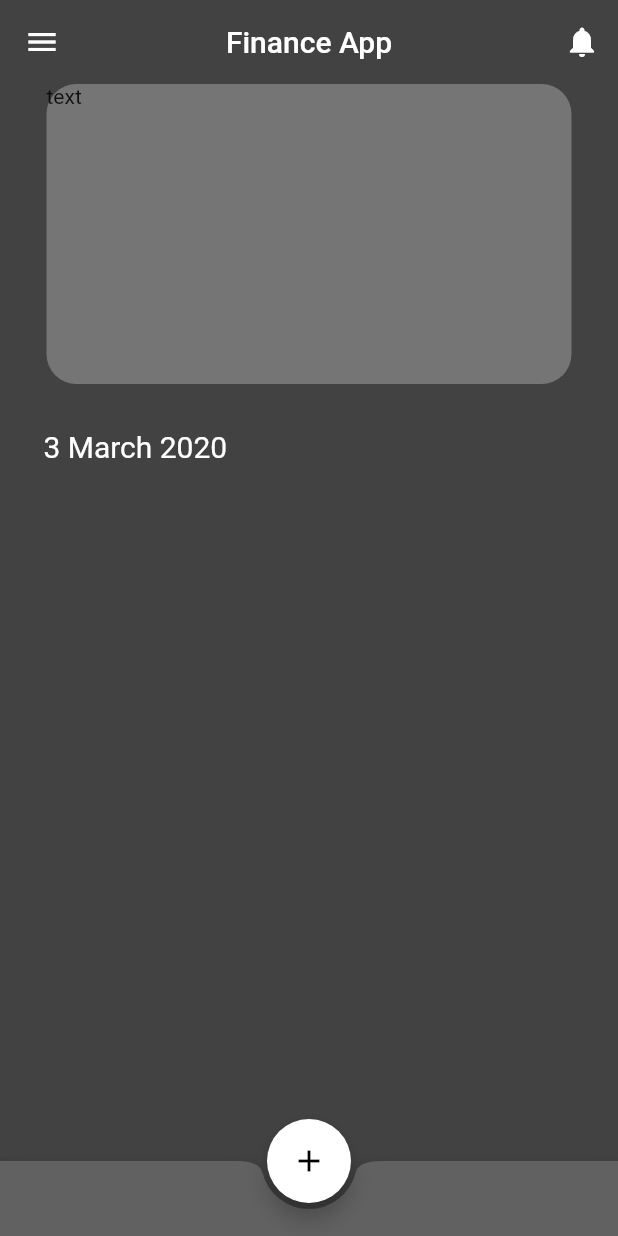
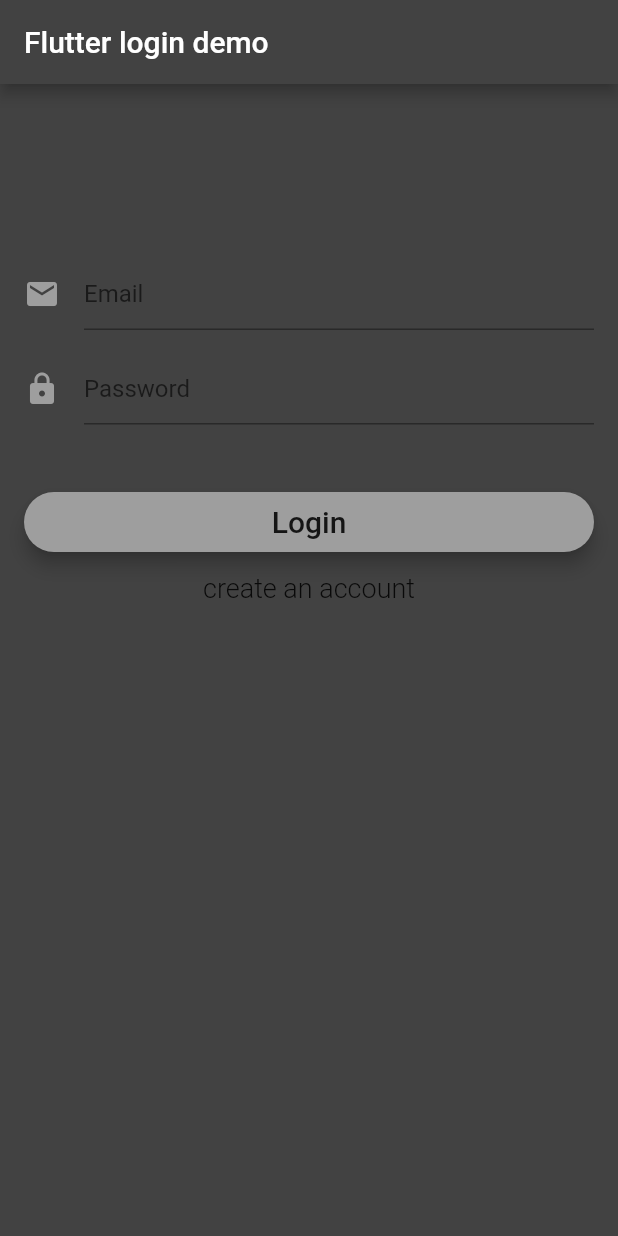
Before and after one commit to MidasVH/finance-app-layout, a Flutter app: the screen it shows after launch, on a phone screen of 412 x 824 dp. Run offline on Flutter 3.47's test engine with Material 2 defaults, Android fonts, the phone set to English and light mode, and no system bars; our stand-ins replace charts_flutter, cloud_firestore, firebase_auth; accounts and stored records are empty.

Commit message:
added auth

```diff
--- a/lib/model/Expense.dart
+++ b/lib/model/Expense.dart
@@ -1,5 +1,4 @@
 import 'package:cloud_firestore/cloud_firestore.dart';
-import 'package:flutter/material.dart';
 class Expense {
   final String name;
   final double price;
--- /dev/null
+++ b/lib/screens/login-page.dart
@@ -0,0 +1,225 @@
+import 'package:finance_layout_test/services/authentication.dart';
+import 'package:flutter/material.dart';
+
+class LoginPage extends StatefulWidget {
+  final BaseAuth auth;
+  final VoidCallback loginCallback;
+
+  LoginPage({this.auth, this.loginCallback});
+
+  @override
+  _LoginState createState() => new _LoginState();
+}
+
+class _LoginState extends State<LoginPage> {
+  final _formKey = new GlobalKey<FormState>();
+
+  String _email;
+  String _password;
+  String _errorMessage;
+
+  bool _isLoginForm;
+  bool _isLoading;
+
+  @override
+  void initState() {
+    _errorMessage = "";
+    _isLoading = false;
+    _isLoginForm = true;
+    super.initState();
+  }
+
+  bool validateAndSave() {
+    final form = _formKey.currentState;
+    if(form.validate()) {
+      form.save();
+      return true;
+    }
+    return false;
+  }
+
+  void validateAndSubmit() async {
+    setState(() {
+      _errorMessage = "";
+      _isLoading = true;
+    });
+    if(validateAndSave()) {
+      String userId = "";
+      try{
+        if(_isLoginForm) {
+          userId = await widget.auth.signIn(_email, _password);
+          print('Signed in with $userId');
+        } else {
+          userId = await widget.auth.signUp(_email, _password);
+          print('signed up with $userId');
+        }
+        setState(() {
+          _isLoading = false;
+        });
+        if(userId.length > 0 && userId != null && _isLoading) {
+          widget.loginCallback();
+        }
+      } catch(e) {
+        print('Error: $e');
+        setState(() {
+          _isLoading = false;
+          _errorMessage = e.message;
+          _formKey.currentState.reset();
+        });
+      }
+    }
+  }
+
+  @override
+  Widget build(BuildContext context) {
+    return Scaffold(
+      backgroundColor: Colors.grey[800],
+      appBar: new AppBar(
+        title: new Text("Flutter login demo"),
+      ),
+      body: Stack(
+          children: <Widget>[
+            _showForm(),
+            //showCircularProgress(),
+          ],
+        )
+    );
+  }
+
+  Widget _showForm() {
+    return new Container(
+      padding: const EdgeInsets.all(16.0),
+      child: new Form(
+        key: _formKey,
+        child: new ListView(
+          shrinkWrap: true,
+          children: <Widget>[
+            showEmailInput(),
+            showPasswordInput(),
+            showPrimaryButton(),
+            showSecondaryButton(),
+            showErrorMessage(),
+          ]
+        )
+      ),
+    );
+  }
+
+  Widget showCircularProgress() {
+    if(_isLoading) {
+      return Center(child: CircularProgressIndicator());
+    }
+    return Container(
+      height: 0.0,
+      width: 0.0,
+    );
+  }
+
+  Widget showEmailInput() {
+    return Padding(
+      padding: const EdgeInsets.fromLTRB(0.0, 100.0, 0.0, 0.0),
+      child: new TextFormField(
+        maxLines: 1,
+        keyboardType: TextInputType.emailAddress,
+        autofocus: false,
+        decoration: InputDecoration(
+          hintText: 'Email',
+          icon: new Icon(
+            Icons.email,
+            color: Colors.grey,
+          ),
+
+        ),
+        validator: (value) => value.isEmpty ? 'Email cannot be empty' : null,
+        onSaved: (value) => _email = value.trim(),
+      ),
+    );
+  }
+
+  Widget showPasswordInput(){
+    return Padding(
+      padding: const EdgeInsets.only(top: 15.0),
+      child: new TextFormField(
+        maxLines: 1,
+        obscureText: true,
+        autofocus: false,
+        decoration: new InputDecoration(
+          hintText: 'Password',
+          icon: new Icon(
+            Icons.lock,
+            color: Colors.grey,
+          ),
+          fillColor: Colors.white
+        ),
+        validator: (value) => value.isEmpty ? 'Password cannot be empty' : null,
+        onSaved: (value) => _password = value.trim()
+      )
+    );
+  }
+
+  Widget showPrimaryButton(){
+    return new Padding(
+      padding: EdgeInsets.only(top: 45.0),
+      child: SizedBox(
+        height: 40.0,
+        child: RaisedButton(
+          elevation: 5.0,
+          shape: new RoundedRectangleBorder(
+            borderRadius: new BorderRadius.circular(30.0)
+          ),
+          color: Colors.grey,
+          child: new Text(
+            _isLoginForm ? 'Login' : 'Create account',
+            style: new TextStyle(
+              fontSize: 20.0,
+            ),
+          ),
+          onPressed: validateAndSubmit,
+        ),
+      ),
+    );
+  }
+
+  Widget showSecondaryButton() {
+    return new FlatButton(
+      child: new Text(
+        _isLoginForm ? 'create an account' : 'Have an account? Sign in',
+        style: new TextStyle(
+          fontSize: 18.0,
+          fontWeight: FontWeight.w300,
+        )
+      ),
+      onPressed: toggleFormMode,
+    );
+  }
+
+  Widget showErrorMessage() {
+    if(_errorMessage.length > 0 && _errorMessage != null) {
+      return new Text(
+        _errorMessage,
+        style: new TextStyle(
+          fontSize: 13.0,
+          color: Colors.red,
+          height: 1.0,
+          fontWeight: FontWeight.w300
+        ),
+      );
+    } else {
+      return new Container(
+        height: 0.0,
+      );
+    }
+  }
+
+  void toggleFormMode() {
+    resetForm();
+    setState(() {
+      _isLoginForm = !_isLoginForm;
+    });
+  }
+
+  void resetForm() {
+    _formKey.currentState.reset();
+    _errorMessage = "";
+  }
+}
--- /dev/null
+++ b/lib/screens/root.dart
@@ -0,0 +1,95 @@
+import 'package:finance_layout_test/screens/home.dart';
+import 'package:finance_layout_test/screens/login-page.dart';
+import 'package:finance_layout_test/services/authentication.dart';
+import 'package:flutter/material.dart';
+
+enum AuthStatus {
+  NOT_DETERMINED,
+  NOT_LOGGED_IN,
+  LOGGED_IN,
+}
+
+class RootPage extends StatefulWidget {
+  RootPage({this.auth});
+
+  final BaseAuth auth;
+
+  @override
+  _RootPageState createState() => new _RootPageState();
+}
+
+class _RootPageState extends State<RootPage> {
+  AuthStatus authStatus = AuthStatus.NOT_DETERMINED;
+  String _userId = "";
+
+  @override
+  void initState() {
+    super.initState();
+    widget.auth.getCurrentUser().then((user){
+      setState(() {
+        if(user != null) {
+          _userId = user?.uid;
+        }
+        authStatus =
+          user?.uid == null ? AuthStatus.NOT_LOGGED_IN : AuthStatus.LOGGED_IN;
+      });
+    });
+  }
+
+  void loginCallback() {
+    widget.auth.getCurrentUser().then((user) {
+      setState(() {
+        _userId = user.uid.toString();
+      });
+    });
+    setState(() {
+      authStatus = AuthStatus.LOGGED_IN;
+    });
+  }
+
+  void logoutCallback() {
+    setState(() {
+      authStatus = AuthStatus.NOT_LOGGED_IN;
+      _userId = "";
+    });
+  }
+
+  @override
+  Widget build(BuildContext context ) {
+    switch(authStatus){
+      case AuthStatus.NOT_DETERMINED:
+        return buildWaitingScreen();
+        break;
+      case AuthStatus.NOT_LOGGED_IN:
+        return new LoginPage(
+          auth: widget.auth,
+          loginCallback: loginCallback,
+        );
+        break;
+      case AuthStatus.LOGGED_IN:
+        if(_userId.length > 0 && _userId != null) {
+          return new Home(
+            userId: _userId,
+            auth: widget.auth,
+            logoutCallback: logoutCallback,
+          );
+        } else {
+          return buildWaitingScreen();
+        }
+        break;
+      default:
+        return buildWaitingScreen();
+    }
+  }
+
+  Widget buildWaitingScreen() {
+    return Scaffold(
+      body: Container(
+        alignment: Alignment.center,
+        child: CircularProgressIndicator(),
+      )
+    );
+  }
+
+
+}
--- /dev/null
+++ b/lib/services/authentication.dart
@@ -0,0 +1,49 @@
+import 'package:firebase_auth/firebase_auth.dart';
+
+abstract class BaseAuth {
+  Future<String> signIn(String email, String password);
+  Future<String> signUp(String email, String password);
+  Future<FirebaseUser> getCurrentUser();
+  Future<void> sendEmailVerification();
+  Future<void> signOut();
+  Future<bool> isEmailVerified();
+}
+
+class Auth implements BaseAuth {
+  final FirebaseAuth _firebaseAuth = FirebaseAuth.instance;
+
+  Future<String> signIn(String email, String password) async {
+    AuthResult result = await _firebaseAuth.signInWithEmailAndPassword(
+      email: email, password: password
+    );
+    FirebaseUser user = result.user;
+    return user.uid;
+  }
+
+  Future<String> signUp(String email, String password) async {
+    AuthResult result = await _firebaseAuth.createUserWithEmailAndPassword(
+      email: email, password: password
+    );
+    FirebaseUser user = result.user;
+    return user.uid;
+  }
+
+  Future<FirebaseUser> getCurrentUser() async {
+    FirebaseUser user = await _firebaseAuth.currentUser();
+    return user;
+  }
+
+  Future<void> signOut() async {
+    return _firebaseAuth.signOut();
+  }
+
+  Future<void> sendEmailVerification() async {
+    FirebaseUser user = await _firebaseAuth.currentUser();
+    user.sendEmailVerification();
+  }
+
+  Future<bool> isEmailVerified() async {
+    FirebaseUser user = await _firebaseAuth.currentUser();
+    return user.isEmailVerified;
+  }
+}
--- a/pubspec.yaml
+++ b/pubspec.yaml
@@ -25,6 +25,8 @@ dependencies:
   cupertino_icons: ^0.1.2
   cloud_firestore: 0.13.4+1
   firebase_core: 0.4.4
+  firebase_auth: 0.14.0+5
+  firebase_database: 3.0.7
 
 dev_dependencies:
   flutter_test:
```
Also changed, not shown: lib/main.dart (+4 -86 lines), lib/screens/home.dart (+41 -6 lines), 4 other files.
